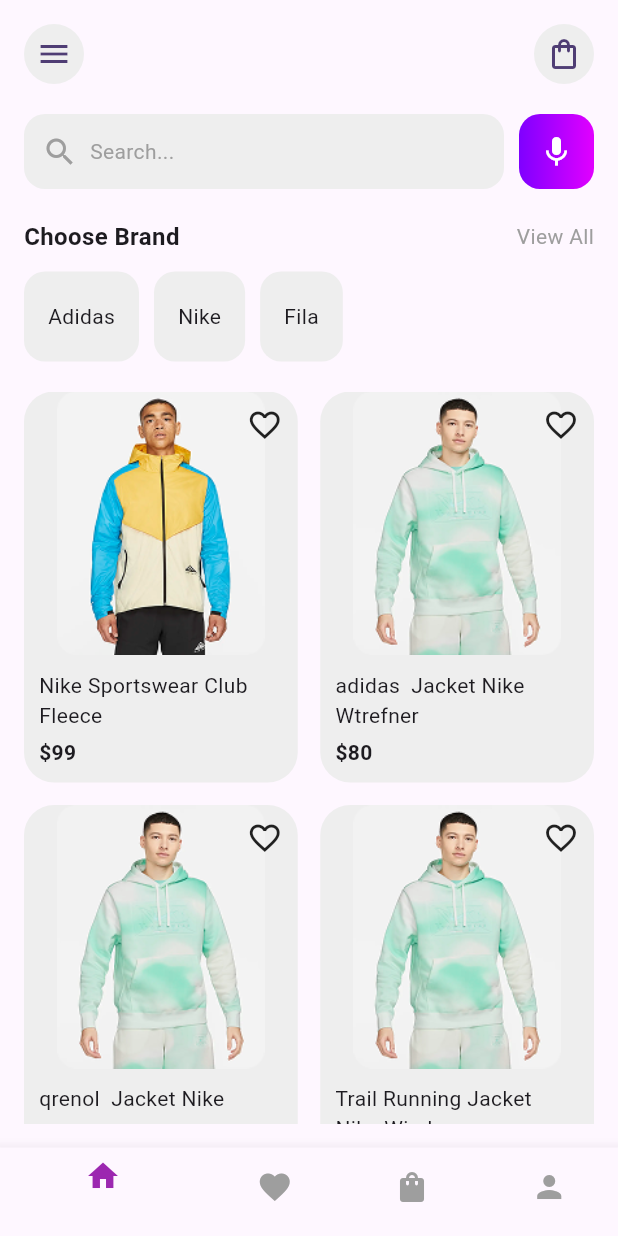
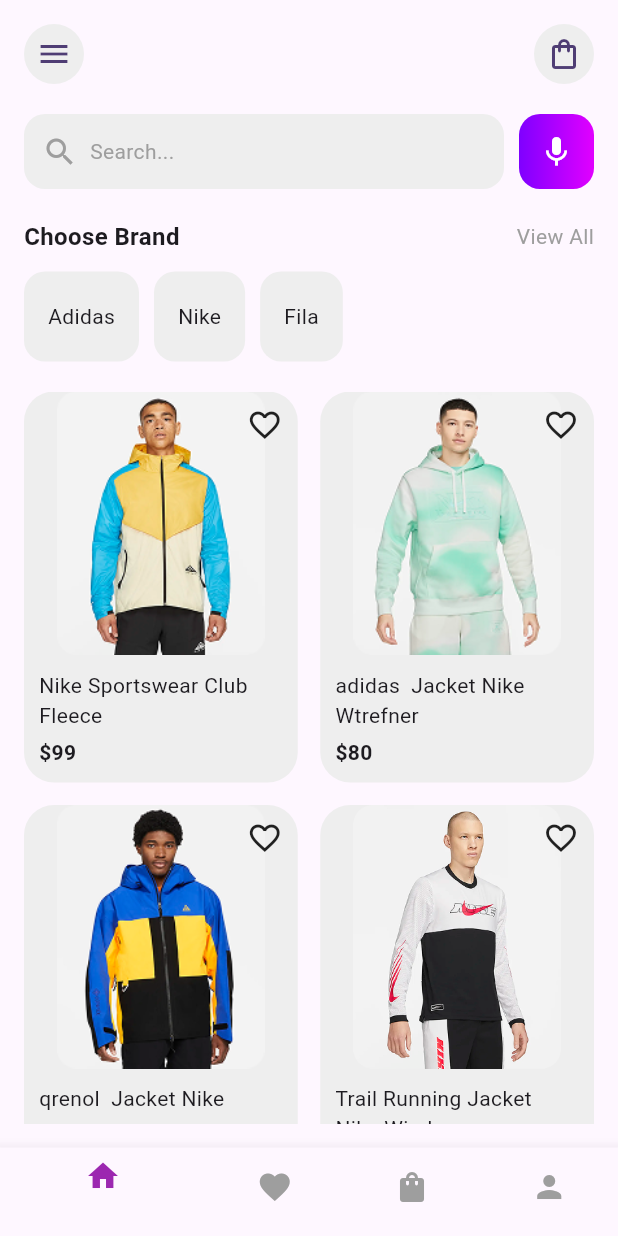
Before and after one commit to EngNohaIbraheem/lazoo, a Flutter app: the screen it shows after launch, on a phone screen of 412 x 824 dp. Run offline on Flutter 3.47's test engine with Material 3 defaults, Android fonts, the phone set to English and light mode, and no system bars.

Commit message:
create home screen

```diff
--- a/lib/features/Home/presentation/widgets/product_card.dart
+++ b/lib/features/Home/presentation/widgets/product_card.dart
@@ -43,7 +43,7 @@
             child: Column(
               crossAxisAlignment: CrossAxisAlignment.start,
               children: [
-                Text(title, maxLines: 2),
+                Text(title, maxLines: 4),
                 const SizedBox(height: 5),
                 Text(price, style: const TextStyle(fontWeight: FontWeight.bold)),
               ],
--- a/lib/features/Home/presentation/widgets/product_grid.dart
+++ b/lib/features/Home/presentation/widgets/product_grid.dart
@@ -27,12 +27,12 @@
         ProductCard(
           title: "qrenol  Jacket Nike runner",
           price: "\$79",
-          image: "assets/images/tshirt.png",
+          image: "assets/images/image1.png",
         ),
         ProductCard(
           title: "Trail Running Jacket Nike Windrunner",
           price: "\$59",
-          image: "assets/images/tshirt.png",
+          image: "assets/images/image2.png"
         ),
       ],
     );
```
Also changed, not shown: assets/images/image1.png (added), assets/images/image2.png (added).
